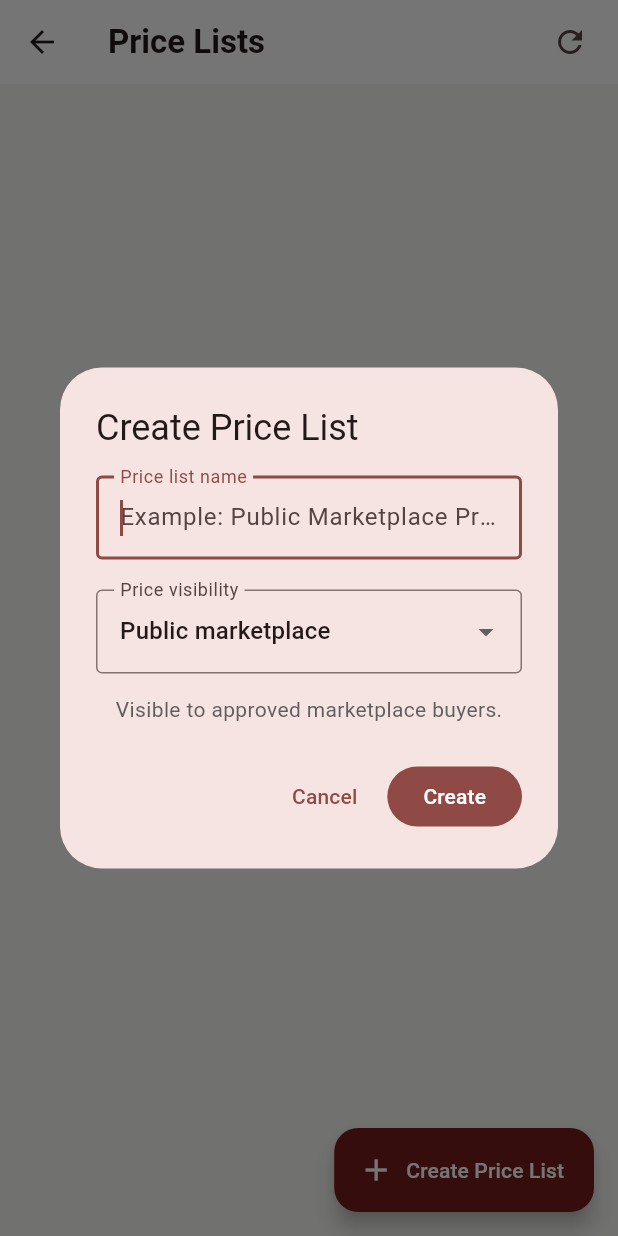
After one commit to zaroproduction1-droid/meat-marketplace, a Flutter app: the SupplierPriceListsPage screen opened directly, after a tap on "Create First Price List", on a phone screen of 412 x 824 dp. The commit adds this screen. Run offline on Flutter 3.47's test engine with Material 3 defaults, Android fonts, the phone set to English and light mode, and no system bars; our stand-ins replace flutter_dotenv, supabase_flutter; accounts and stored records are empty; Roboto replaces fonts that are missing (Arial).

Commit message:
Add supplier price list management

```diff
--- a/lib/features/dashboard/presentation/business_dashboard_page.dart
+++ b/lib/features/dashboard/presentation/business_dashboard_page.dart
@@ -1,6 +1,7 @@
 import 'package:flutter/material.dart';
 import 'package:supabase_flutter/supabase_flutter.dart';
 import '../../products/presentation/supplier_products_page.dart';
+import '../../pricing/presentation/supplier_price_lists_page.dart';
 
 class BusinessDashboardPage extends StatefulWidget {
   const BusinessDashboardPage({super.key});
@@ -194,7 +195,12 @@ class _BusinessDashboardPageState extends State<BusinessDashboardPage> {
                                     description:
                                         'Manage public and private prices.',
                                     onTap: () {
-                                      _showComingSoon('Supplier pricing');
+                                      Navigator.of(context).push(
+                                        MaterialPageRoute(
+                                          builder: (context) =>
+                                              const SupplierPriceListsPage(),
+                                        ),
+                                      );
                                     },
                                   ),
                                   _DashboardCard(
--- /dev/null
+++ b/lib/features/pricing/presentation/supplier_price_lists_page.dart
@@ -0,0 +1,427 @@
+import 'package:flutter/material.dart';
+import 'package:supabase_flutter/supabase_flutter.dart';
+
+class SupplierPriceListsPage extends StatefulWidget {
+  const SupplierPriceListsPage({super.key});
+
+  @override
+  State<SupplierPriceListsPage> createState() => _SupplierPriceListsPageState();
+}
+
+class _SupplierPriceListsPageState extends State<SupplierPriceListsPage> {
+  bool _isLoading = true;
+  String? _errorMessage;
+  String? _supplierBusinessId;
+
+  List<Map<String, dynamic>> _priceLists = [];
+
+  @override
+  void initState() {
+    super.initState();
+    _loadPriceLists();
+  }
+
+  Future<void> _loadPriceLists() async {
+    setState(() {
+      _isLoading = true;
+      _errorMessage = null;
+    });
+
+    try {
+      final user = Supabase.instance.client.auth.currentUser;
+
+      if (user == null) {
+        throw Exception('No signed-in user was found.');
+      }
+
+      final membership = await Supabase.instance.client
+          .from('business_memberships')
+          .select('business_id')
+          .eq('user_id', user.id)
+          .eq('status', 'active')
+          .limit(1)
+          .single();
+
+      final businessId = membership['business_id'] as String;
+
+      final response = await Supabase.instance.client
+          .from('price_lists')
+          .select('''
+            id,
+            name,
+            visibility,
+            active,
+            valid_from,
+            valid_to,
+            created_at
+            ''')
+          .eq('supplier_business_id', businessId)
+          .order('created_at', ascending: false);
+
+      if (!mounted) {
+        return;
+      }
+
+      setState(() {
+        _supplierBusinessId = businessId;
+        _priceLists = List<Map<String, dynamic>>.from(response);
+        _isLoading = false;
+      });
+    } on PostgrestException catch (error) {
+      if (!mounted) {
+        return;
+      }
+
+      setState(() {
+        _errorMessage = error.message;
+        _isLoading = false;
+      });
+    } catch (_) {
+      if (!mounted) {
+        return;
+      }
+
+      setState(() {
+        _errorMessage = 'Unable to load price lists.';
+        _isLoading = false;
+      });
+    }
+  }
+
+  Future<void> _openCreatePriceListDialog() async {
+    if (_supplierBusinessId == null) {
+      return;
+    }
+
+    final nameController = TextEditingController();
+    String visibility = 'public';
+    bool isSaving = false;
+
+    final created = await showDialog<bool>(
+      context: context,
+      barrierDismissible: false,
+      builder: (dialogContext) {
+        return StatefulBuilder(
+          builder: (context, setDialogState) {
+            Future<void> savePriceList() async {
+              final name = nameController.text.trim();
+
+              if (name.isEmpty) {
+                ScaffoldMessenger.of(context).showSnackBar(
+                  const SnackBar(
+                    content: Text('Please enter a price list name.'),
+                  ),
+                );
+
+                return;
+              }
+
+              setDialogState(() {
+                isSaving = true;
+              });
+
+              try {
+                await Supabase.instance.client.from('price_lists').insert({
+                  'supplier_business_id': _supplierBusinessId,
+                  'name': name,
+                  'visibility': visibility,
+                  'active': true,
+                });
+
+                if (!dialogContext.mounted) {
+                  return;
+                }
+
+                Navigator.of(dialogContext).pop(true);
+              } on PostgrestException catch (error) {
+                if (!dialogContext.mounted) {
+                  return;
+                }
+
+                setDialogState(() {
+                  isSaving = false;
+                });
+
+                var message = error.message;
+
+                if (error.code == '23505') {
+                  message = 'A price list with this name already exists.';
+                }
+
+                ScaffoldMessenger.of(
+                  dialogContext,
+                ).showSnackBar(SnackBar(content: Text(message)));
+              }
+            }
+
+            return AlertDialog(
+              title: const Text('Create Price List'),
+              content: SizedBox(
+                width: 480,
+                child: Column(
+                  mainAxisSize: MainAxisSize.min,
+                  children: [
+                    TextField(
+                      controller: nameController,
+                      autofocus: true,
+                      decoration: const InputDecoration(
+                        labelText: 'Price list name',
+                        hintText: 'Example: Public Marketplace Prices',
+                        border: OutlineInputBorder(),
+                      ),
+                    ),
+                    const SizedBox(height: 20),
+                    DropdownButtonFormField<String>(
+                      initialValue: visibility,
+                      decoration: const InputDecoration(
+                        labelText: 'Price visibility',
+                        border: OutlineInputBorder(),
+                      ),
+                      items: const [
+                        DropdownMenuItem(
+                          value: 'public',
+                          child: Text('Public marketplace'),
+                        ),
+                        DropdownMenuItem(
+                          value: 'approved_customers',
+                          child: Text('Approved customers'),
+                        ),
+                        DropdownMenuItem(
+                          value: 'private',
+                          child: Text('Private contract'),
+                        ),
+                      ],
+                      onChanged: isSaving
+                          ? null
+                          : (value) {
+                              if (value != null) {
+                                setDialogState(() {
+                                  visibility = value;
+                                });
+                              }
+                            },
+                    ),
+                    const SizedBox(height: 14),
+                    Text(
+                      _visibilityDescription(visibility),
+                      style: const TextStyle(
+                        color: Color(0xFF5E5E5E),
+                        height: 1.4,
+                      ),
+                    ),
+                  ],
+                ),
+              ),
+              actions: [
+                TextButton(
+                  onPressed: isSaving
+                      ? null
+                      : () {
+                          Navigator.of(dialogContext).pop(false);
+                        },
+                  child: const Text('Cancel'),
+                ),
+                FilledButton(
+                  onPressed: isSaving ? null : savePriceList,
+                  child: isSaving
+                      ? const SizedBox(
+                          width: 20,
+                          height: 20,
+                          child: CircularProgressIndicator(
+                            strokeWidth: 2,
+                            color: Colors.white,
+                          ),
+                        )
+                      : const Text('Create'),
+                ),
+              ],
+            );
+          },
+        );
+      },
+    );
+
+    nameController.dispose();
+
+    if (created == true) {
+      await _loadPriceLists();
+    }
+  }
+
+  static String _visibilityDescription(String visibility) {
+    switch (visibility) {
+      case 'public':
+        return 'Visible to approved marketplace buyers.';
+      case 'approved_customers':
+        return 'Visible only to butchers approved by this supplier.';
+      case 'private':
+        return 'Visible only to specifically assigned butcher businesses.';
+      default:
+        return '';
+    }
+  }
+
+  String _formatVisibility(String? visibility) {
+    switch (visibility) {
+      case 'public':
+        return 'Public';
+      case 'approved_customers':
+        return 'Approved customers';
+      case 'private':
+        return 'Private';
+      default:
+        return 'Unknown';
+    }
+  }
+
+  @override
+  Widget build(BuildContext context) {
+    return Scaffold(
+      backgroundColor: const Color(0xFFF7F7F5),
+      appBar: AppBar(
+        backgroundColor: Colors.white,
+        surfaceTintColor: Colors.white,
+        title: const Text(
+          'Price Lists',
+          style: TextStyle(fontWeight: FontWeight.w700),
+        ),
+        actions: [
+          IconButton(
+            onPressed: _loadPriceLists,
+            tooltip: 'Refresh',
+            icon: const Icon(Icons.refresh),
+          ),
+          const SizedBox(width: 8),
+        ],
+      ),
+      floatingActionButton: FloatingActionButton.extended(
+        onPressed: _openCreatePriceListDialog,
+        backgroundColor: const Color(0xFF741C1C),
+        foregroundColor: Colors.white,
+        icon: const Icon(Icons.add),
+        label: const Text('Create Price List'),
+      ),
+      body: _buildBody(),
+    );
+  }
+
+  Widget _buildBody() {
+    if (_isLoading) {
+      return const Center(child: CircularProgressIndicator());
+    }
+
+    if (_errorMessage != null) {
+      return Center(
+        child: Padding(
+          padding: const EdgeInsets.all(24),
+          child: Column(
+            mainAxisSize: MainAxisSize.min,
+            children: [
+              const Icon(
+                Icons.error_outline,
+                size: 60,
+                color: Color(0xFF741C1C),
+              ),
+              const SizedBox(height: 18),
+              Text(_errorMessage!, textAlign: TextAlign.center),
+              const SizedBox(height: 20),
+              FilledButton(
+                onPressed: _loadPriceLists,
+                child: const Text('Try Again'),
+              ),
+            ],
+          ),
+        ),
+      );
+    }
+
+    if (_priceLists.isEmpty) {
+      return Center(
+        child: Padding(
+          padding: const EdgeInsets.all(24),
+          child: Column(
+            mainAxisSize: MainAxisSize.min,
+            children: [
+              const Icon(
+                Icons.price_change_outlined,
+                size: 80,
+                color: Color(0xFF741C1C),
+              ),
+              const SizedBox(height: 24),
+              const Text(
+                'No price lists yet',
+                style: TextStyle(fontSize: 30, fontWeight: FontWeight.w800),
+              ),
+              const SizedBox(height: 14),
+              const Text(
+                'Create a price list to begin setting product prices.',
+                textAlign: TextAlign.center,
+              ),
+              const SizedBox(height: 26),
+              FilledButton.icon(
+                onPressed: _openCreatePriceListDialog,
+                icon: const Icon(Icons.add),
+                label: const Text('Create First Price List'),
+              ),
+            ],
+          ),
+        ),
+      );
+    }
+
+    return ListView.separated(
+      padding: const EdgeInsets.fromLTRB(24, 24, 24, 100),
+      itemCount: _priceLists.length,
+      separatorBuilder: (context, index) {
+        return const SizedBox(height: 14);
+      },
+      itemBuilder: (context, index) {
+        final priceList = _priceLists[index];
+        final isActive = priceList['active'] as bool? ?? true;
+
+        return Card(
+          elevation: 0,
+          shape: RoundedRectangleBorder(
+            side: const BorderSide(color: Color(0xFFE0E0E0)),
+            borderRadius: BorderRadius.circular(14),
+          ),
+          child: ListTile(
+            contentPadding: const EdgeInsets.all(18),
+            leading: Container(
+              width: 52,
+              height: 52,
+              decoration: BoxDecoration(
+                color: const Color(0xFFF4E5E5),
+                borderRadius: BorderRadius.circular(12),
+              ),
+              child: const Icon(
+                Icons.price_change_outlined,
+                color: Color(0xFF741C1C),
+              ),
+            ),
+            title: Text(
+              priceList['name'] as String? ?? 'Unnamed price list',
+              style: const TextStyle(fontWeight: FontWeight.w800),
+            ),
+            subtitle: Padding(
+              padding: const EdgeInsets.only(top: 8),
+              child: Text(
+                _formatVisibility(priceList['visibility'] as String?),
+              ),
+            ),
+            trailing: Chip(label: Text(isActive ? 'Active' : 'Inactive')),
+            onTap: () {
+              ScaffoldMessenger.of(context).showSnackBar(
+                const SnackBar(
+                  content: Text(
+                    'Product pricing will be added in the next step.',
+                  ),
+                ),
+              );
+            },
+          ),
+        );
+      },
+    );
+  }
+}
```
